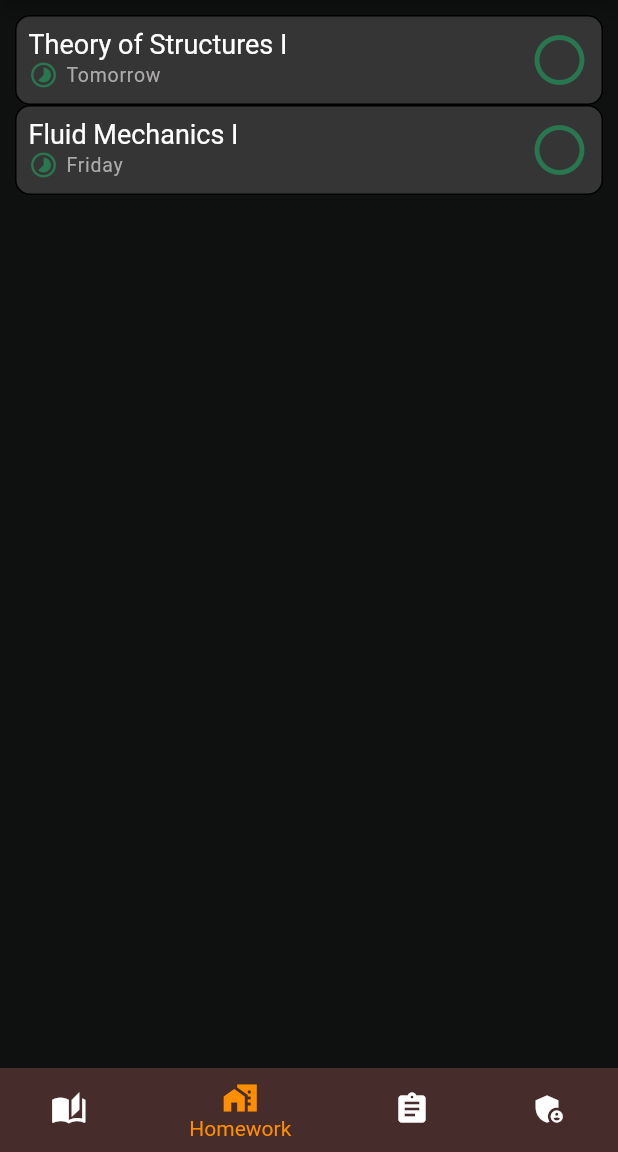
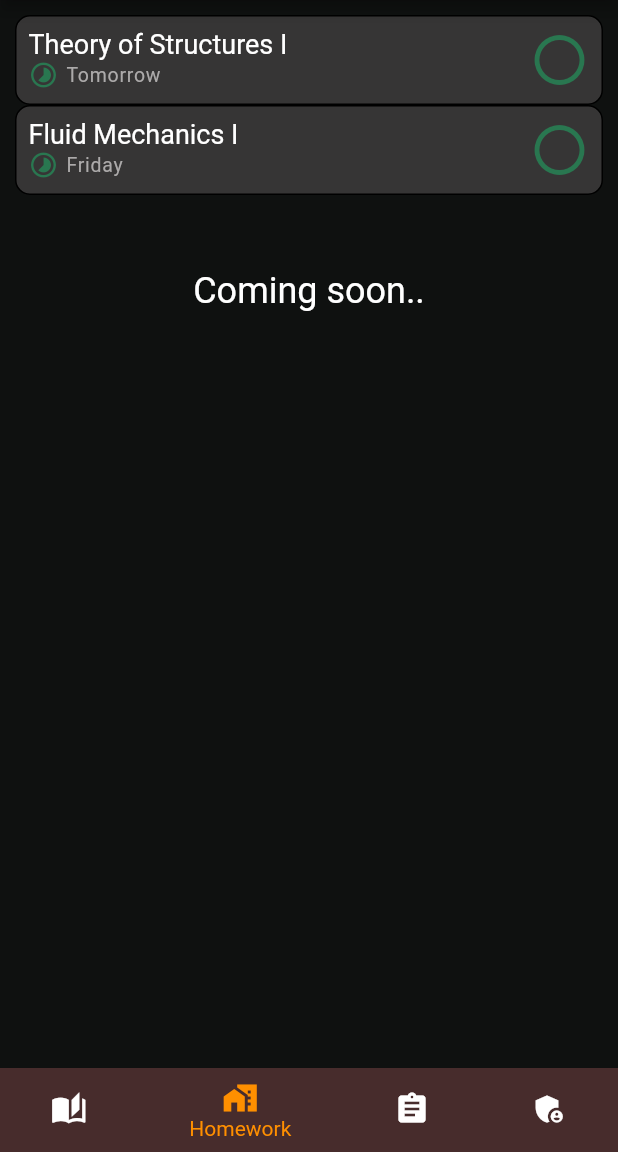
Before and after one commit to lawrencebii/timetable_pub, a Flutter app: the screen it shows after launch, item 2 of the bottom bar chosen, on a phone screen of 412 x 824 dp, the part 84-1236 px from its top. Run offline on Flutter 3.47's test engine with Material 2 defaults, Android fonts, the phone set to English and light mode, and no system bars; our stand-ins replace animated_text_kit, google_fonts, percent_indicator; Roboto replaces fonts that are missing (Audiowide); statements that could not run were skipped.

Commit message:
Did the state management for the selected days coming soon

```diff
--- a/lib/Views/homepage.dart
+++ b/lib/Views/homepage.dart
@@ -1,7 +1,8 @@
 import 'package:flutter/material.dart';
+import 'package:google_fonts/google_fonts.dart';
 import 'package:timetable/Views/alerts.dart';
 import 'package:timetable/Views/classes.dart';
-import 'package:timetable/Views/example_classe.dart';
+import 'package:timetable/Views/classes_page.dart';
 import 'package:timetable/Views/homework.dart';
 
 class HomePage extends StatefulWidget {
@@ -13,15 +14,21 @@ class HomePage extends StatefulWidget {
 
 class _HomePageState extends State<HomePage> {
   int _selectedIndex = 0;
-  static const List<Widget> _widgetOptions = <Widget>[
+  static  List<Widget> _widgetOptions = <Widget>[
     // TheClasses(),
     MockClasses(),
     HomeworkPage(),
 
     AlertPage(),
-    Text(
-      'Index 2: School',
-    ),
+
+
+      Center(
+        child: Text('Coming soon..',style: GoogleFonts.audiowide(
+            color: Colors.white,
+            fontSize: 24
+        ),),
+      ),
+
   ];
 
   void _onItemTapped(int index) {
--- a/lib/Views/homework.dart
+++ b/lib/Views/homework.dart
@@ -1,6 +1,7 @@
 // ignore_for_file: prefer_const_literals_to_create_immutables, prefer_const_constructors
 
 import 'package:flutter/material.dart';
+import 'package:google_fonts/google_fonts.dart';
 import 'package:timetable/utilities/dims.dart';
 import 'package:timetable/widgets/appbar.dart';
 import 'package:timetable/widgets/homework_body.dart';
@@ -40,6 +41,13 @@ class _HomeworkPageState extends State<HomeworkPage> {
               homeTitle: 'Fluid Mechanics I',
               homeworkDay: "Friday",
             ),
+            SizedBox(height: 50,),
+            Center(
+              child: Text('Coming soon..',style: GoogleFonts.audiowide(
+                  color: Colors.white,
+                  fontSize: 24
+              ),),
+            )
           ],
         ),
       ),
```
Also changed, not shown: lib/Models/alert_model.dart (added, +18 -0 lines), lib/Views/alerts.dart (+11 -4 lines), lib/Views/classes.dart (+95 -95 lines).
